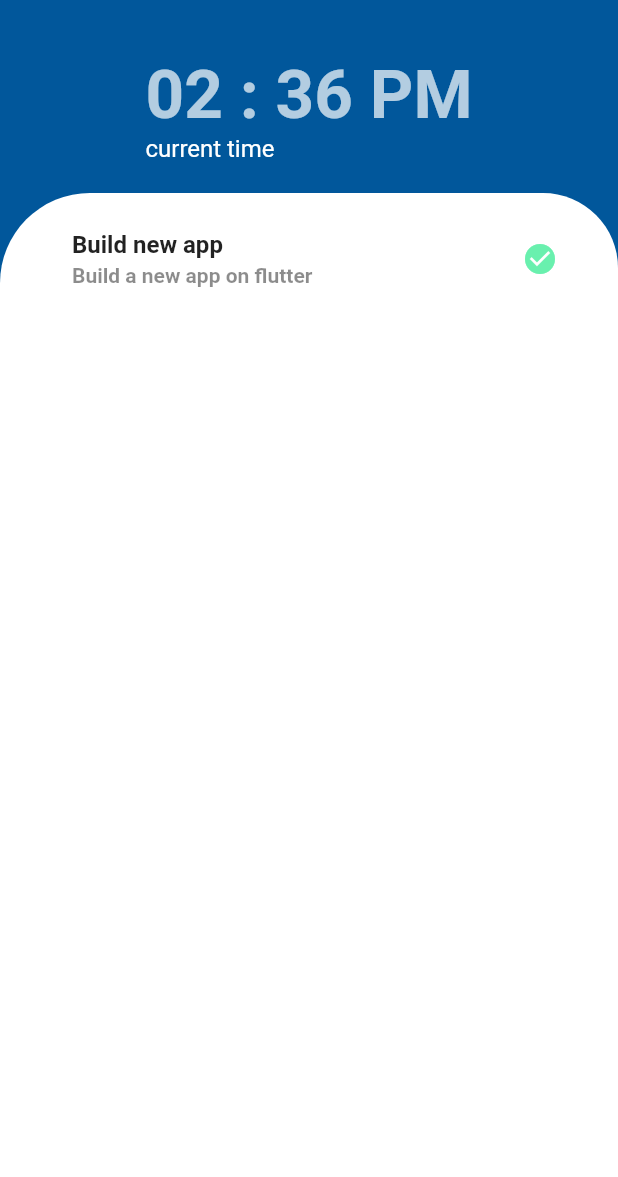
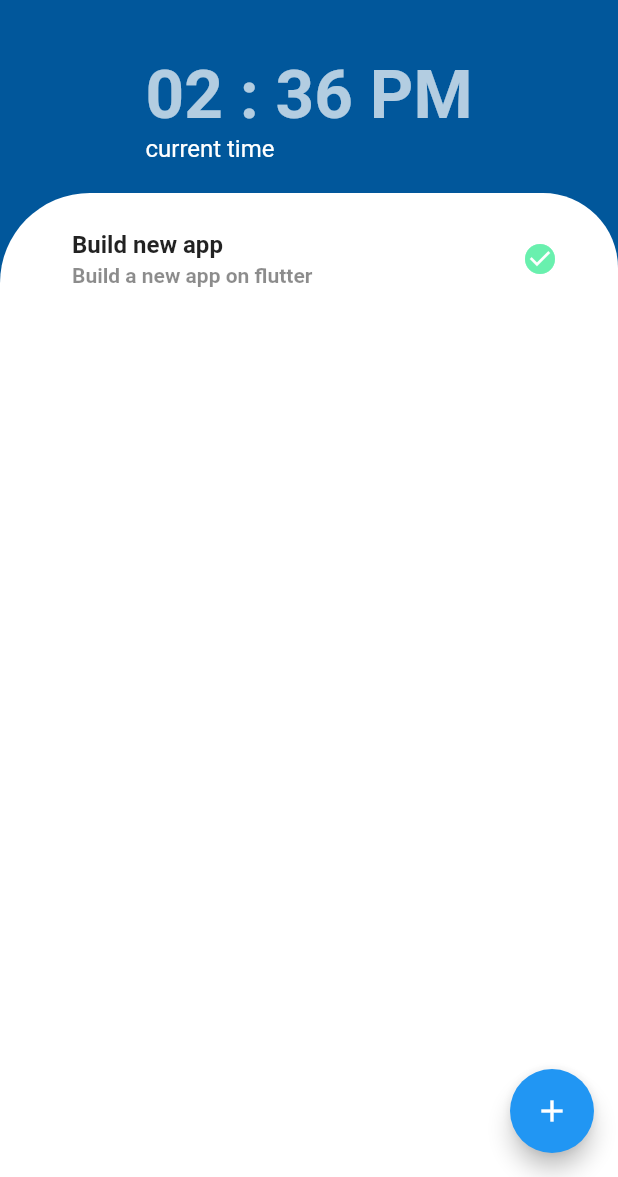
Before and after one commit to MohitP197-zz/provider_to_do_app, a Flutter app: the screen it shows after launch, on a phone screen of 412 x 824 dp, the part 59-1236 px from its top. Run offline on Flutter 3.47's test engine with Material 2 defaults, Android fonts, the phone set to English and light mode, and no system bars.

Commit message:
Added floating action button

```diff
--- a/lib/main.dart
+++ b/lib/main.dart
@@ -109,10 +109,17 @@ class MyHomePage extends StatelessWidget {
                       right: 40,
                     ),
                   );
-                  }),
+                },
               ),
-          )
+            ),
+          ),
         ],
+      ),
+      floatingActionButton: FloatingActionButton(
+        child: Icon(
+          Icons.add,
+        ),
+        onPressed: () {},
       ),
     );
   }
```
Lines whose indentation alone changed are shown as unchanged.
